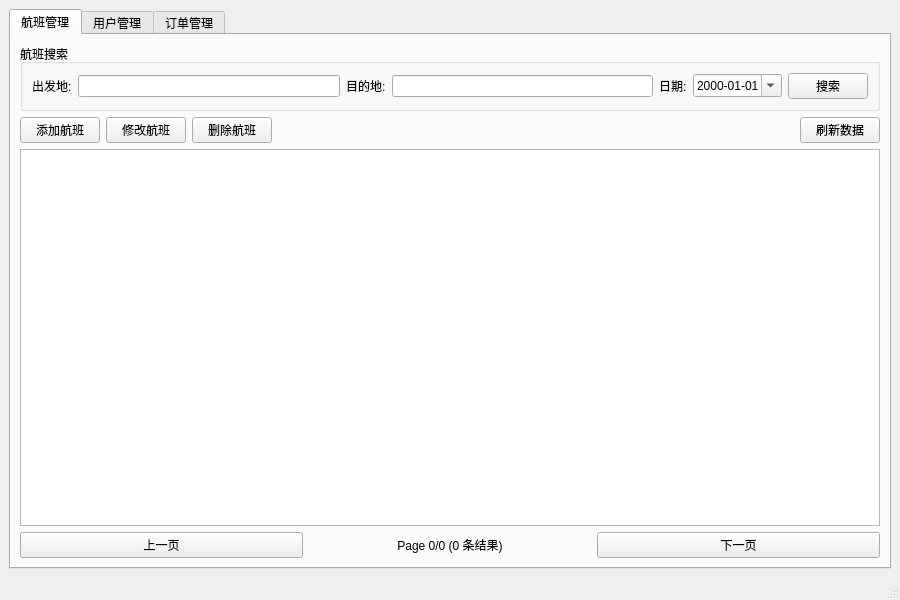
Old version of the form admin-app/admin_dashboard.ui in the repository dormitory604/Ticketing-System-ver2.0.
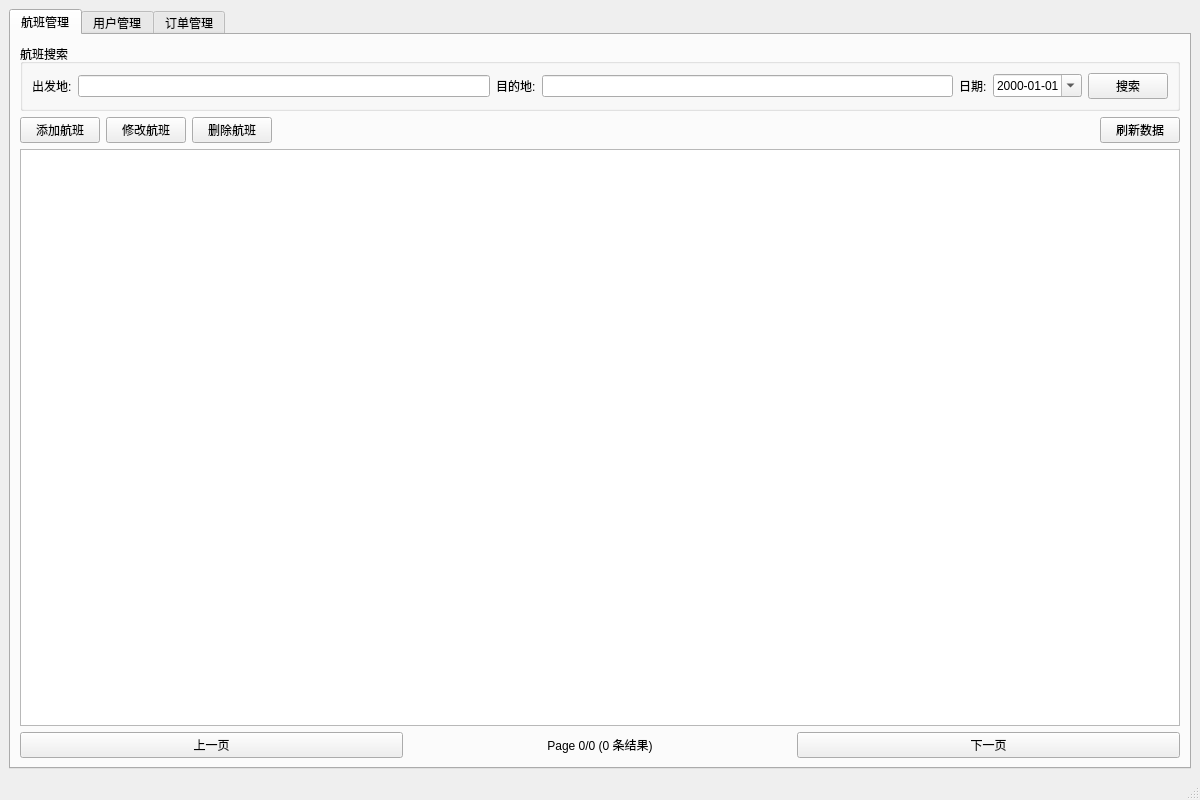
New version of the form.

Commit message: 修改管理员界面的初始大小

```diff
--- a/admin-app/admin_dashboard.ui
+++ b/admin-app/admin_dashboard.ui
@@ -6,8 +6,8 @@
    <rect>
     <x>0</x>
     <y>0</y>
-    <width>900</width>
-    <height>600</height>
+    <width>1200</width>
+    <height>800</height>
    </rect>
   </property>
   <property name="windowTitle">
```
Left out of the diff: 2 changed lines with no effect on the pictures.
